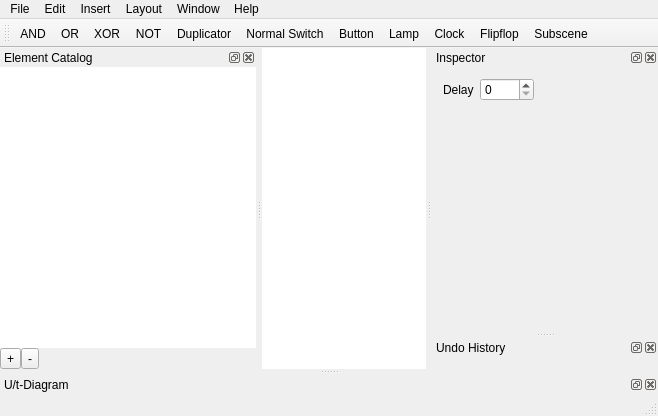
First picture: the form in src/widgets/mainwindow.ui, repository narrowtux/Gatter, before the edit.
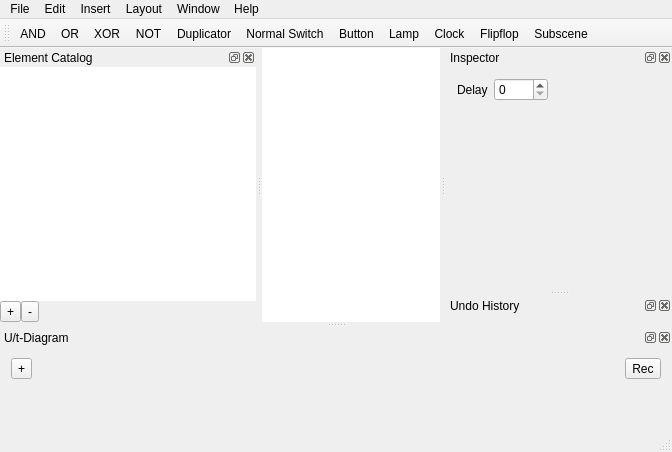
Second picture: the form after the edit. Icons and pictures are not drawn. Custom widgets are drawn as their Qt base class.

Commit message: Implemented basic U/t-Diagram

```diff
--- a/src/widgets/mainwindow.ui
+++ b/src/widgets/mainwindow.ui
@@ -6,8 +6,8 @@
    <rect>
     <x>0</x>
     <y>0</y>
-    <width>658</width>
-    <height>416</height>
+    <width>672</width>
+    <height>452</height>
    </rect>
   </property>
   <property name="windowTitle">
@@ -59,7 +59,7 @@
     <rect>
      <x>0</x>
      <y>0</y>
-     <width>658</width>
+     <width>672</width>
      <height>22</height>
     </rect>
    </property>
@@ -248,7 +248,7 @@
           <x>0</x>
           <y>0</y>
           <width>226</width>
-          <height>212</height>
+          <height>198</height>
          </rect>
         </property>
         <layout class="QVBoxLayout" name="verticalLayout_3">
@@ -307,7 +307,65 @@
    <attribute name="dockWidgetArea">
     <number>8</number>
    </attribute>
-   <widget class="QWidget" name="dockWidgetContents_2"/>
+   <widget class="QWidget" name="dockUTDiagramContents">
+    <layout class="QGridLayout" name="gridLayout">
+     <item row="0" column="0">
+      <widget class="QToolButton" name="addUTRecordingButton">
+       <property name="contextMenuPolicy">
+        <enum>Qt::PreventContextMenu</enum>
+       </property>
+       <property name="text">
+        <string>+</string>
+       </property>
+       <property name="popupMode">
+        <enum>QToolButton::InstantPopup</enum>
+       </property>
+       <property name="arrowType">
+        <enum>Qt::NoArrow</enum>
+       </property>
+      </widget>
+     </item>
+     <item row="0" column="2">
+      <widget class="QToolButton" name="recordUTButton">
+       <property name="text">
+        <string>Rec</string>
+       </property>
+       <property name="checkable">
+        <bool>true</bool>
+       </property>
+      </widget>
+     </item>
+     <item row="0" column="1">
+      <spacer name="horizontalSpacer_2">
+       <property name="orientation">
+        <enum>Qt::Horizontal</enum>
+       </property>
+       <property name="sizeHint" stdset="0">
+        <size>
+         <width>40</width>
+         <height>20</height>
+        </size>
+       </property>
+      </spacer>
+     </item>
+     <item row="1" column="0" colspan="3">
+      <layout class="QVBoxLayout" name="UTRecordLayout"/>
+     </item>
+     <item row="2" column="0">
+      <spacer name="verticalSpacer_2">
+       <property name="orientation">
+        <enum>Qt::Vertical</enum>
+       </property>
+       <property name="sizeHint" stdset="0">
+        <size>
+         <width>20</width>
+         <height>40</height>
+        </size>
+       </property>
+      </spacer>
+     </item>
+    </layout>
+   </widget>
   </widget>
   <widget class="QDockWidget" name="dockUndoView">
    <property name="windowTitle">
```
The commit also changes 9 other files.
